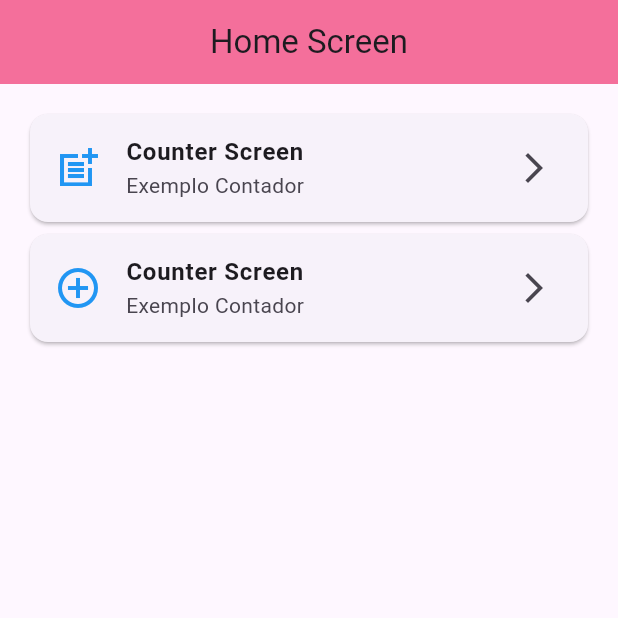
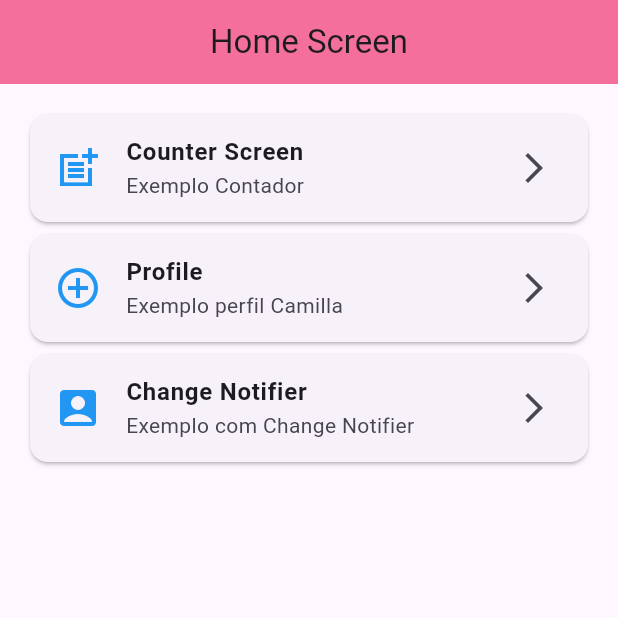
Before and after one commit to camilla-ggoncalves/camilla_flutter, a Flutter app: the screen it shows after launch, on a phone screen of 412 x 824 dp, the top half of it. Run offline on Flutter 3.47's test engine with Material 3 defaults, Android fonts, the phone set to English and light mode, and no system bars.

Commit message:
Exercício Change Notifier

```diff
--- a/lib/examples/simple_change_notifier_example.dart
+++ b/lib/examples/simple_change_notifier_example.dart
@@ -1,5 +1,5 @@
 import 'package:flutter/material.dart';
-import 'package:intro_flutter/examples/counter_controller.dart';
+import 'package:intro_flutter/controller/counter_controller.dart';
 
 /// Classe modelo usando ChangeNotifier para gerenciar estado complexo
 /// ChangeNotifier permite notificar múltiplos listeners sobre mudanças
--- a/lib/pages/home_screen.dart
+++ b/lib/pages/home_screen.dart
@@ -27,10 +27,15 @@ class HomeScreen extends StatelessWidget {
                       icon: Icons.post_add_sharp,
                       destination: CounterScreenValueNotifier()),
                       CustomCard(
-                      title: 'Counter Screen',
-                      description: 'Exemplo Contador',
+                      title: 'Profile',
+                      description: 'Exemplo perfil Camilla',
                       icon: Icons.add_circle_outline,
-                      destination: SimpleChangeNotifierExample())
+                      destination: SimpleChangeNotifierExample()),
+                      CustomCard(
+                        title: 'Change Notifier',
+                        description: 'Exemplo com Change Notifier',
+                        icon: Icons.account_box,
+                        destination: CounterScreenValueNotifier())
                 ],
 
               ),
```
Also changed, not shown: lib/examples/change_notifier_counter_screen.dart (added, +49 -0 lines), lib/controller/counter_controller.dart (renamed from lib/examples/counter_controller.dart).
